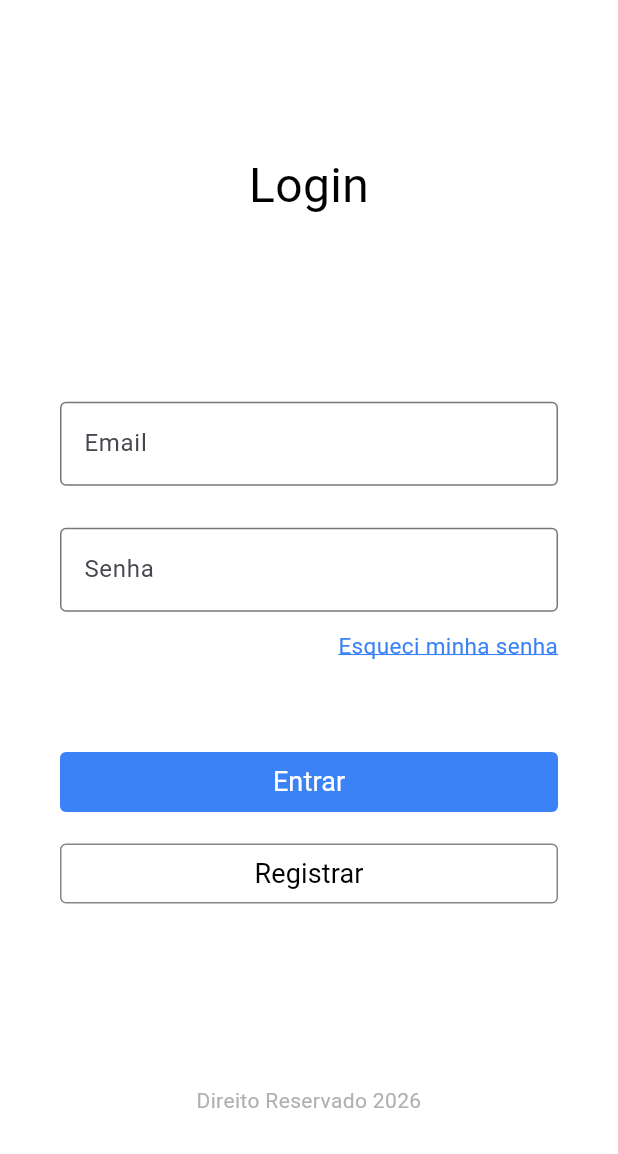
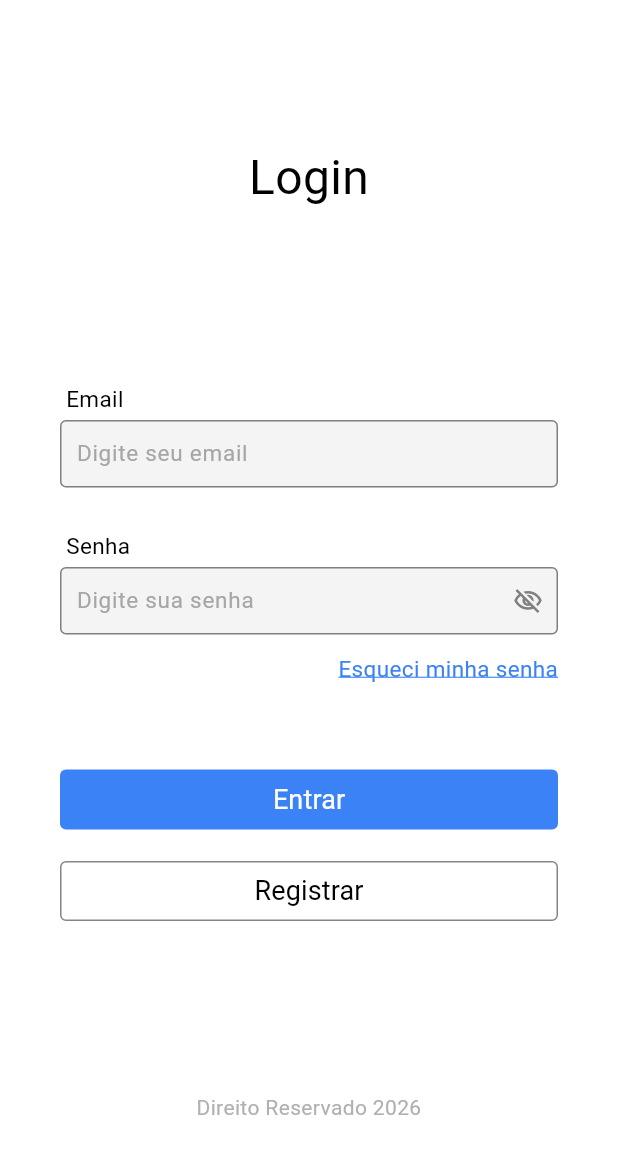
Before and after one commit to dheniiel/laborhub, a Flutter app: the screen it shows after launch, on a phone screen of 412 x 824 dp. Shown: the top 1154 px of the screen. Run offline on Flutter 3.47's test engine with Material 3 defaults, Android fonts, the light colour scheme and no system bars; our stand-ins replace image_picker, mask_text_input_formatter, sqflite; accounts and stored records are empty; Roboto replaces fonts that are missing (Montserrat); project files that could hold a hidden picture were left out.

Commit message:
Alteração para resolver problemas dos conflitos

```diff
--- a/lib/Formularios/forms.dart
+++ b/lib/Formularios/forms.dart
@@ -2,7 +2,7 @@ import 'package:flutter/material.dart';
 import 'package:flutter/services.dart';
 
 
-class Forms extends StatelessWidget {
+class Forms extends StatefulWidget {
 
   final TextEditingController? controlador;
 
@@ -39,52 +39,143 @@ class Forms extends StatelessWidget {
         ocultarTexto = false;
 
 
+  @override
+  State<Forms> createState() => _FormsState();
+
+}
+
+
+class _FormsState extends State<Forms> {
+
+  late bool _textoOculto;
+
+  static const _estiloTexto = TextStyle(
+    fontSize: 15,
+    fontFamily: 'Montserrat',
+    color: Colors.black,
+  );
+
+  static const _bordaCampo = OutlineInputBorder(
+    borderRadius: BorderRadius.all(Radius.circular(4)),
+    borderSide: BorderSide(color: Color(0xFF7F7F7F)),
+  );
+
+  static const _bordaFoco = OutlineInputBorder(
+    borderRadius: BorderRadius.all(Radius.circular(4)),
+    borderSide: BorderSide(color: Color(0xFF3B82F6)),
+  );
+
+  static const _bordaErro = OutlineInputBorder(
+    borderRadius: BorderRadius.all(Radius.circular(4)),
+    borderSide: BorderSide(color: Colors.red),
+  );
+
+
+  @override
+  void initState() {
+    super.initState();
+    _textoOculto = widget.ocultarTexto;
+  }
+
+
+  void _alternarVisibilidade() {
+    setState(() => _textoOculto = !_textoOculto);
+  }
+
+
+  InputDecoration _decoracao({Widget? sufixo}) {
+    return InputDecoration(
+      hintText: widget.rotulo,
+      hintStyle: const TextStyle(
+        fontSize: 15,
+        fontFamily: 'Montserrat',
+        color: Color(0xFFA6A6A6),
+      ),
+
+      isDense: true,
+      contentPadding: const EdgeInsets.symmetric(
+        horizontal: 7,
+        vertical: 11,
+      ),
+
+      suffixIcon: sufixo,
+      suffixIconConstraints: const BoxConstraints(
+        minWidth: 40,
+        minHeight: 20,
+      ),
+
+      filled: true,
+      fillColor: const Color(0xFFF4F4F4),
+
+      border: _bordaCampo,
+      enabledBorder: _bordaCampo,
+      focusedBorder: _bordaFoco,
+      errorBorder: _bordaErro,
+      focusedErrorBorder: _bordaErro,
+
+      errorStyle: const TextStyle(
+        fontSize: 12,
+        fontFamily: 'Montserrat',
+      ),
+    );
+  }
+
 
   @override
   Widget build(BuildContext context) {
-    // TODO: implement build
-    final decoration = InputDecoration(
-      hintText: rotulo,
-      border: const OutlineInputBorder(),
-    );
 
-    if (opcao != null) {
+    if (widget.opcao != null) {
       return DropdownButtonFormField<String>(
         isExpanded: true,
-        decoration: decoration,
-        items: opcao!.map((opcoes) {
+        decoration: _decoracao(),
+        style: _estiloTexto,
+        items: widget.opcao!.map((opcoes) {
           return DropdownMenuItem<String>(
             value: opcoes,
             child: Text(opcoes),
           );
         }).toList(),
-        onChanged: onChanged,
-        validator: validador,
+        onChanged: widget.onChanged,
+        validator: widget.validador,
         autovalidateMode: AutovalidateMode.onUserInteraction,
       );
     }
 
 
     return TextFormField(
-      controller: controlador,
-      keyboardType: tipagemValor,
-      inputFormatters: formatadores,
-      validator: validador,
-      obscureText: ocultarTexto,
-      autocorrect: !ocultarTexto,
-      enableSuggestions: !ocultarTexto,
+      controller: widget.controlador,
+      keyboardType: widget.tipagemValor,
+      inputFormatters: widget.formatadores,
+      validator: widget.validador,
+      obscureText: _textoOculto,
+      autocorrect: !widget.ocultarTexto,
+      enableSuggestions: !widget.ocultarTexto,
       autovalidateMode: AutovalidateMode.onUserInteraction,
-      decoration: InputDecoration(
-        hintText: rotulo,
-        border: const OutlineInputBorder(),
-          fillColor: Color.fromARGB(1000, 59, 130, 246),
+      cursorColor: const Color(0xFF3B82F6),
+      style: _estiloTexto,
+      decoration: _decoracao(
+        // Olho para exibir/ocultar (somente em campos com ocultarTexto)
+        sufixo: widget.ocultarTexto
+            ? InkWell(
+                onTap: _alternarVisibilidade,
+                borderRadius: BorderRadius.circular(4),
+                child: Padding(
+                  padding: const EdgeInsets.symmetric(horizontal: 10),
+                  child: Icon(
+                    _textoOculto
+                        ? Icons.visibility_off_outlined
+                        : Icons.visibility_outlined,
+                    size: 20,
+                    color: const Color(0xFF7F7F7F),
+                    semanticLabel:
+                        _textoOculto ? 'Exibir senha' : 'Ocultar senha',
+                  ),
+                ),
+              )
+            : null,
       ),
     );
 
   }
 
-
-
-
-
 }
--- a/lib/Telas/login.dart
+++ b/lib/Telas/login.dart
@@ -129,21 +129,49 @@ class _LoginState extends State<Login> {
                               const Spacer(flex: 6),
 
 
+                              const Padding(
+                                padding: EdgeInsets.only(left: 4),
+                                child: Text(
+                                  'Email',
+                                  style: TextStyle(
+                                    fontSize: 15,
+                                    fontFamily: 'Montserrat',
+                                    fontWeight: FontWeight.w400,
+                                    color: Colors.black,
+                                  ),
+                                ),
+                              ),
+
+                              const SizedBox(height: 4),
+
                               Forms(
                                 controlador: _emailController,
                                 tipagemValor: TextInputType.emailAddress,
-                                rotulo: 'Email',
-                                dica: 'Digite seu email',
+                                rotulo: 'Digite seu email',
                                 validador: _validarEmail,
                               ),
 
                               const SizedBox(height: 28),
 
+                              const Padding(
+                                padding: EdgeInsets.only(left: 4),
+                                child: Text(
+                                  'Senha',
+                                  style: TextStyle(
+                                    fontSize: 15,
+                                    fontFamily: 'Montserrat',
+                                    fontWeight: FontWeight.w400,
+                                    color: Colors.black,
+                                  ),
+                                ),
+                              ),
+
+                              const SizedBox(height: 4),
+
                               Forms(
                                 controlador: _senhaController,
                                 tipagemValor: TextInputType.visiblePassword,
-                                rotulo: 'Senha',
-                                dica: 'Digite sua senha',
+                                rotulo: 'Digite sua senha',
                                 ocultarTexto: true,
                                 validador: _validarSenha,
                               ),
```
